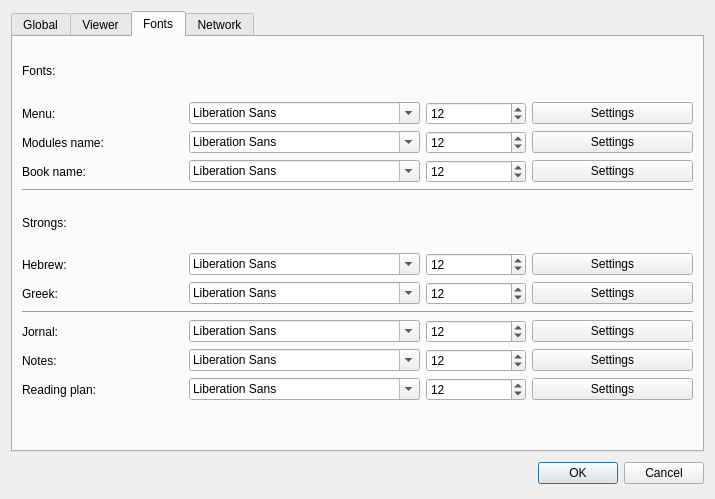
Old version of the form src/gui/dialogs/settings/settings.ui in the repository axsapronov/QSopherim.
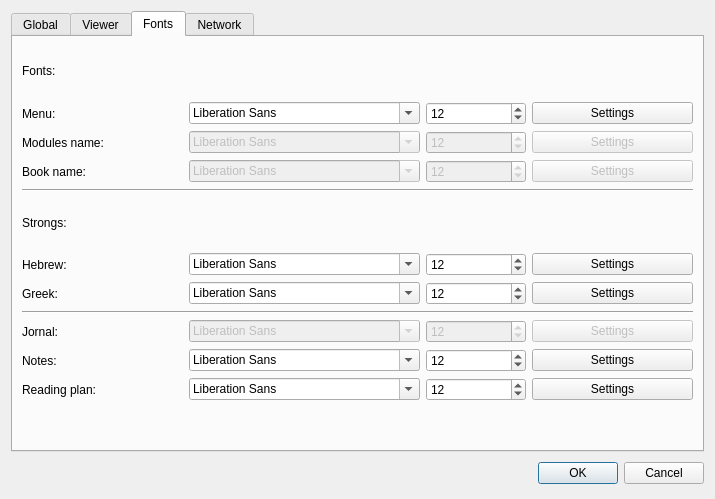
New version of the form. The open tabs and pages were chosen to show the change.

Diff of the .ui file:
```diff
--- a/src/gui/dialogs/settings/settings.ui
+++ b/src/gui/dialogs/settings/settings.ui
@@ -359,10 +359,17 @@
         </widget>
        </item>
        <item row="2" column="1">
-        <widget class="QFontComboBox" name="fontComBModulesName"/>
+        <widget class="QFontComboBox" name="fontComBModulesName">
+         <property name="enabled">
+          <bool>false</bool>
+         </property>
+        </widget>
        </item>
        <item row="2" column="2">
         <widget class="QSpinBox" name="sBFontModulesNameSize">
+         <property name="enabled">
+          <bool>false</bool>
+         </property>
          <property name="maximumSize">
           <size>
            <width>100</width>
@@ -382,6 +389,9 @@
        </item>
        <item row="2" column="3">
         <widget class="QPushButton" name="pBFontModulesName">
+         <property name="enabled">
+          <bool>false</bool>
+         </property>
          <property name="text">
           <string>Settings</string>
          </property>
@@ -398,10 +408,17 @@
         </widget>
        </item>
        <item row="3" column="1">
-        <widget class="QFontComboBox" name="fontComBBookName"/>
+        <widget class="QFontComboBox" name="fontComBBookName">
+         <property name="enabled">
+          <bool>false</bool>
+         </property>
+        </widget>
        </item>
        <item row="3" column="2">
         <widget class="QSpinBox" name="sBFontBookNameSize">
+         <property name="enabled">
+          <bool>false</bool>
+         </property>
          <property name="maximumSize">
           <size>
            <width>100</width>
@@ -421,6 +438,9 @@
        </item>
        <item row="3" column="3">
         <widget class="QPushButton" name="pBFontBookName">
+         <property name="enabled">
+          <bool>false</bool>
+         </property>
          <property name="text">
           <string>Settings</string>
          </property>
@@ -530,10 +550,17 @@
         </widget>
        </item>
        <item row="9" column="1">
-        <widget class="QFontComboBox" name="fontComBJornal"/>
+        <widget class="QFontComboBox" name="fontComBJornal">
+         <property name="enabled">
+          <bool>false</bool>
+         </property>
+        </widget>
        </item>
        <item row="9" column="2">
         <widget class="QSpinBox" name="sBFontJournalSize">
+         <property name="enabled">
+          <bool>false</bool>
+         </property>
          <property name="maximumSize">
           <size>
            <width>100</width>
@@ -553,6 +580,9 @@
        </item>
        <item row="9" column="3">
         <widget class="QPushButton" name="pBFontJornal">
+         <property name="enabled">
+          <bool>false</bool>
+         </property>
          <property name="text">
           <string>Settings</string>
          </property>
```
